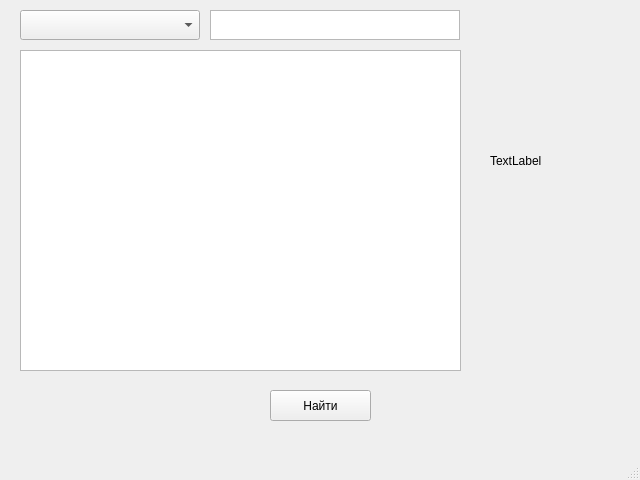
This is QT8/ui/book.ui in Elizaveta-pl/d-19 as Qt 5 draws it before an edit. The edited form follows.
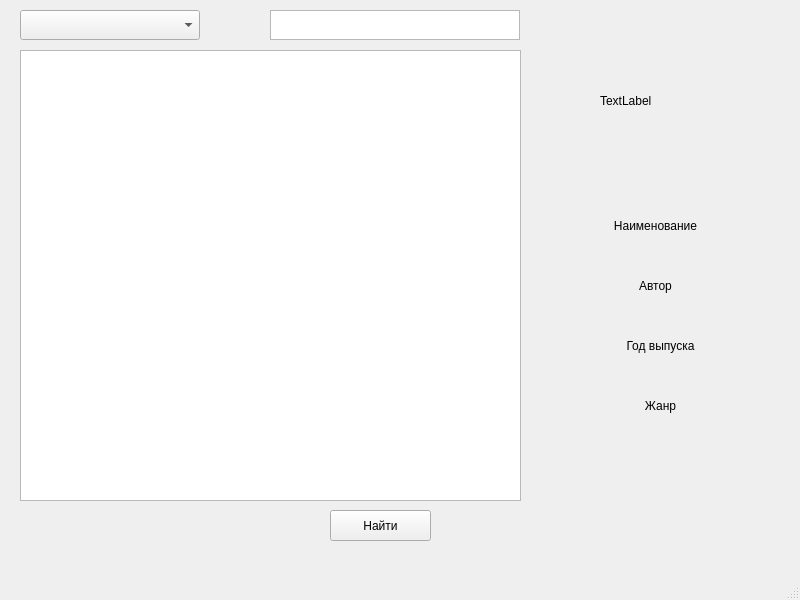
This is the edited form.

```diff
--- a/QT8/ui/book.ui
+++ b/QT8/ui/book.ui
@@ -6,8 +6,8 @@
    <rect>
     <x>0</x>
     <y>0</y>
-    <width>640</width>
-    <height>480</height>
+    <width>800</width>
+    <height>600</height>
    </rect>
   </property>
   <property name="windowTitle">
@@ -17,8 +17,8 @@
    <widget class="QPushButton" name="pushButton">
     <property name="geometry">
      <rect>
-      <x>270</x>
-      <y>390</y>
+      <x>330</x>
+      <y>510</y>
       <width>101</width>
       <height>31</height>
      </rect>
@@ -32,8 +32,8 @@
      <rect>
       <x>20</x>
       <y>50</y>
-      <width>441</width>
-      <height>321</height>
+      <width>501</width>
+      <height>451</height>
      </rect>
     </property>
    </widget>
@@ -50,7 +50,7 @@
    <widget class="QTextEdit" name="textEdit">
     <property name="geometry">
      <rect>
-      <x>210</x>
+      <x>270</x>
       <y>10</y>
       <width>250</width>
       <height>30</height>
@@ -60,8 +60,8 @@
    <widget class="QLabel" name="label">
     <property name="geometry">
      <rect>
-      <x>490</x>
-      <y>70</y>
+      <x>600</x>
+      <y>10</y>
       <width>131</width>
       <height>181</height>
      </rect>
@@ -70,6 +70,134 @@
      <string>TextLabel</string>
     </property>
    </widget>
+   <widget class="QLabel" name="label_2">
+    <property name="geometry">
+     <rect>
+      <x>530</x>
+      <y>210</y>
+      <width>251</width>
+      <height>31</height>
+     </rect>
+    </property>
+    <property name="text">
+     <string>Наименование</string>
+    </property>
+    <property name="alignment">
+     <set>Qt::AlignCenter</set>
+    </property>
+   </widget>
+   <widget class="QLabel" name="label_title">
+    <property name="geometry">
+     <rect>
+      <x>530</x>
+      <y>240</y>
+      <width>261</width>
+      <height>31</height>
+     </rect>
+    </property>
+    <property name="text">
+     <string/>
+    </property>
+    <property name="alignment">
+     <set>Qt::AlignCenter</set>
+    </property>
+   </widget>
+   <widget class="QLabel" name="label_autor">
+    <property name="geometry">
+     <rect>
+      <x>530</x>
+      <y>300</y>
+      <width>261</width>
+      <height>31</height>
+     </rect>
+    </property>
+    <property name="text">
+     <string/>
+    </property>
+    <property name="alignment">
+     <set>Qt::AlignCenter</set>
+    </property>
+   </widget>
+   <widget class="QLabel" name="label_3">
+    <property name="geometry">
+     <rect>
+      <x>530</x>
+      <y>270</y>
+      <width>251</width>
+      <height>31</height>
+     </rect>
+    </property>
+    <property name="text">
+     <string>Автор</string>
+    </property>
+    <property name="alignment">
+     <set>Qt::AlignCenter</set>
+    </property>
+   </widget>
+   <widget class="QLabel" name="label_year">
+    <property name="geometry">
+     <rect>
+      <x>530</x>
+      <y>360</y>
+      <width>261</width>
+      <height>31</height>
+     </rect>
+    </property>
+    <property name="text">
+     <string/>
+    </property>
+    <property name="alignment">
+     <set>Qt::AlignCenter</set>
+    </property>
+   </widget>
+   <widget class="QLabel" name="label_4">
+    <property name="geometry">
+     <rect>
+      <x>530</x>
+      <y>330</y>
+      <width>261</width>
+      <height>31</height>
+     </rect>
+    </property>
+    <property name="text">
+     <string>Год выпуска</string>
+    </property>
+    <property name="alignment">
+     <set>Qt::AlignCenter</set>
+    </property>
+   </widget>
+   <widget class="QLabel" name="label_5">
+    <property name="geometry">
+     <rect>
+      <x>530</x>
+      <y>390</y>
+      <width>261</width>
+      <height>31</height>
+     </rect>
+    </property>
+    <property name="text">
+     <string>Жанр</string>
+    </property>
+    <property name="alignment">
+     <set>Qt::AlignCenter</set>
+    </property>
+   </widget>
+   <widget class="QLabel" name="label_genre">
+    <property name="geometry">
+     <rect>
+      <x>530</x>
+      <y>420</y>
+      <width>261</width>
+      <height>31</height>
+     </rect>
+    </property>
+    <property name="text">
+     <string/>
+    </property>
+    <property name="alignment">
+     <set>Qt::AlignCenter</set>
+    </property>
+   </widget>
   </widget>
   <widget class="QMenuBar" name="menubar">
    <property name="geometry">
```
Left out of the diff: 2 changed lines with no effect on the pictures.
